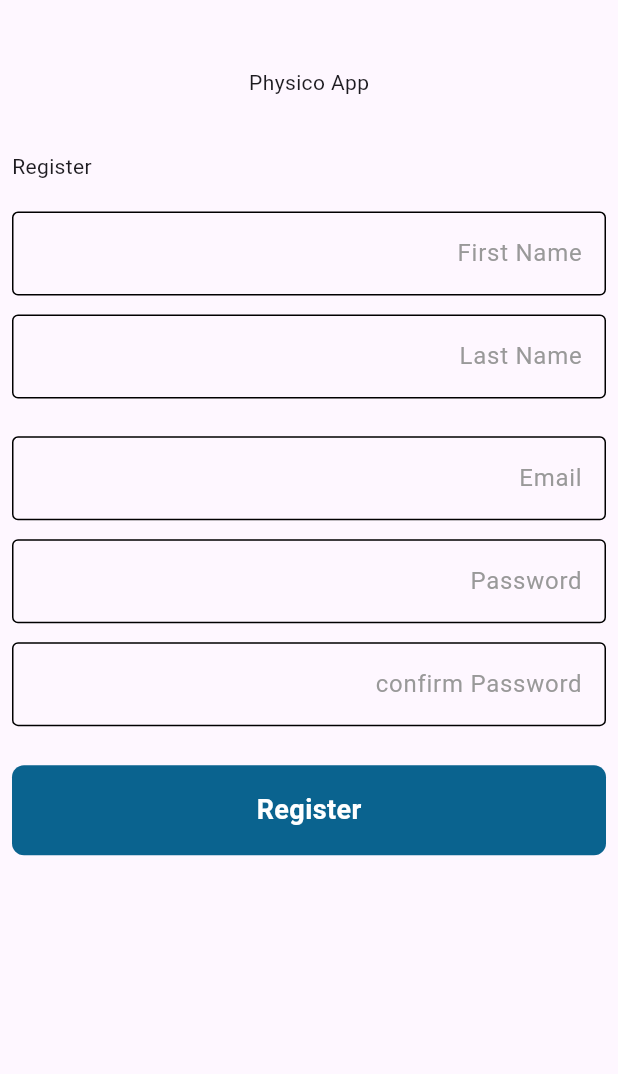
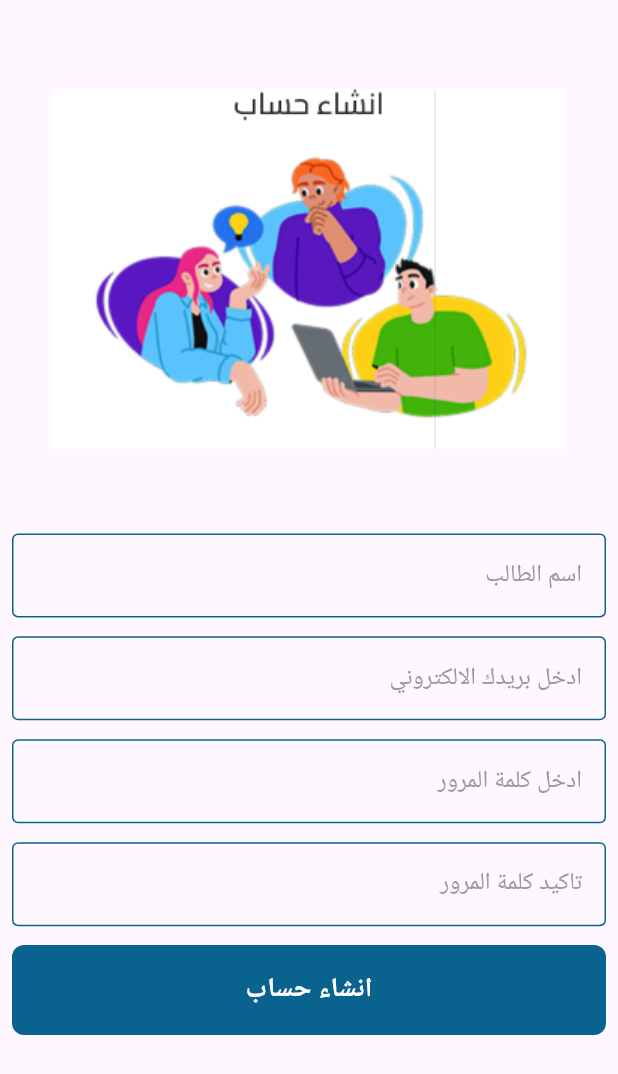
Before and after one commit to Ibrahim8545/Future_Coders, a Flutter app: the SignUpScreen screen opened by its route, on a phone screen of 412 x 824 dp. Shown: the top 1074 px of the screen. Run offline on Flutter 3.47's test engine with Material 3 defaults, Android fonts, the phone set to English and light mode, and no system bars; our stand-ins replace flutter_otp_text_field, flutter_screenutil.

Commit message:
finish sinup screen

```diff
--- a/lib/config/routes/route_generator.dart
+++ b/lib/config/routes/route_generator.dart
@@ -1,5 +1,7 @@
 import 'package:courseapp/config/routes/routes.dart';
+import 'package:courseapp/features/auth/prestation/screens/forget_passsword_screen.dart';
 import 'package:courseapp/features/auth/prestation/screens/login_screen.dart';
+import 'package:courseapp/features/auth/prestation/screens/otp_screen.dart';
 import 'package:courseapp/features/auth/prestation/screens/signup_screen.dart';
 import 'package:courseapp/features/main/main_layout.dart';
 import 'package:flutter/cupertino.dart';
@@ -14,6 +16,11 @@ class RouteGenerator {
         return MaterialPageRoute(builder: (_) => LoginPage());
       case Routes.signUp:
         return MaterialPageRoute(builder: (_) => SignUpScreen());
+      case Routes.forgetPassword:
+        return MaterialPageRoute(builder: (_) => ForgetPassword());
+      case Routes.otp:
+        return MaterialPageRoute(builder: (_) => OtpScreen());
+
       default:
         return unDefinedRoute();
     }
--- a/lib/config/routes/routes.dart
+++ b/lib/config/routes/routes.dart
@@ -2,4 +2,6 @@ class Routes {
   static const String mainRoute = "/main";
   static const String signIn = '/signIn';
   static const String signUp = '/signUp';
+  static const String otp = '/otp';
+  static const String forgetPassword = '/forgetPassword';
 }
--- a/lib/features/auth/prestation/screens/signup_screen.dart
+++ b/lib/features/auth/prestation/screens/signup_screen.dart
@@ -1,3 +1,4 @@
+import 'package:courseapp/config/routes/routes.dart';
 import 'package:courseapp/features/auth/prestation/widget/custom_buttom.dart';
 import 'package:courseapp/features/auth/prestation/widget/custom_textfield.dart';
 import 'package:flutter/material.dart';
@@ -5,7 +6,7 @@ import 'package:flutter_screenutil/flutter_screenutil.dart';
 
 class SignUpScreen extends StatelessWidget {
   SignUpScreen({super.key});
-  static const String routeName = 'SignUpPage';
+
   final TextEditingController firstNameController = TextEditingController();
   final TextEditingController lastNameController = TextEditingController();
   final TextEditingController emailController = TextEditingController();
@@ -23,63 +24,42 @@ class SignUpScreen extends StatelessWidget {
           key: formKey,
           child: ListView(
             children: [
-              SizedBox(height: 50.h),
-              Row(
-                mainAxisAlignment: MainAxisAlignment.center,
-                children: [
-                  Text(
-                    'Physico App',
-                  ),
-                ],
-              ),
-              SizedBox(height: 40.h),
-              Row(
-                children: [
-                  Text(
-                    'Register',
-                  ),
-                ],
-              ),
+              SizedBox(height: 45.h),
+              Image.asset('assets/images/reqqq.jpg'),
+              SizedBox(height: 20.h),
               const SizedBox(height: 20),
               CustomTextField(
                 controller: firstNameController,
-                hint: 'First Name',
+                hint: 'اسم الطالب',
                 text: 'First Name must be not empty',
               ),
               SizedBox(height: 14.h),
               CustomTextField(
-                controller: lastNameController,
-                hint: 'Last Name',
-                text: 'Last Name must be not empty',
-              ),
-              SizedBox(height: 14.h),
-              SizedBox(height: 14.h),
-              CustomTextField(
                 controller: emailController,
-                hint: 'Email',
+                hint: 'ادخل بريدك الالكتروني',
                 text: 'Email must be not empty',
               ),
               SizedBox(height: 14.h),
               CustomTextField(
                 controller: passwordController,
-                hint: 'Password',
+                hint: 'ادخل كلمة المرور',
                 text: 'Password must be not empty',
                 obscureText: false,
               ),
               SizedBox(height: 14.h),
               CustomTextField(
                 controller: confirmPasswordController,
-                hint: 'confirm Password',
+                hint: 'تاكيد كلمة المرور',
                 text: 'Password must be not empty',
                 obscureText: false,
               ),
               SizedBox(height: 14.h),
-              SizedBox(height: 15.h),
               CustomButton(
                 onTap: () {
-                  if (formKey.currentState!.validate()) {}
+                  Navigator.pushNamed(context, Routes.otp);
+                  // if (formKey.currentState!.validate()) {}
                 },
-                text: 'Register',
+                text: 'انشاء حساب',
               ),
               const SizedBox(height: 10),
             ],
--- a/lib/features/auth/prestation/widget/custom_textfield.dart
+++ b/lib/features/auth/prestation/widget/custom_textfield.dart
@@ -34,17 +34,17 @@ class CustomTextField extends StatelessWidget {
         labelStyle: const TextStyle(color: Color(0xff999999), fontSize: 16.0),
         border: const OutlineInputBorder(
           borderSide: BorderSide(
-            color: Colors.black,
+            color: Color(0xff0A638F),
           ),
         ),
         enabledBorder: const OutlineInputBorder(
           borderSide: BorderSide(
-            color: Colors.black,
+            color: Color(0xff0A638F),
           ),
         ),
         focusedBorder: const OutlineInputBorder(
           borderSide: BorderSide(
-            color: Colors.black,
+            color: Color(0xff0A638F),
           ),
         ),
       ),
--- a/lib/main.dart
+++ b/lib/main.dart
@@ -20,7 +20,7 @@ class CoursesApp extends StatelessWidget {
         locale: Locale('ar'),
         debugShowCheckedModeBanner: false,
         onGenerateRoute: RouteGenerator.getRoute,
-        initialRoute: Routes.mainRoute,
+        initialRoute: Routes.signIn,
       ),
     );
   }
--- a/pubspec.yaml
+++ b/pubspec.yaml
@@ -38,6 +38,7 @@ dependencies:
   # Use with the CupertinoIcons class for iOS style icons.
   cupertino_icons: ^1.0.8
   flutter_screenutil: ^5.9.3
+  flutter_otp_text_field: ^1.5.1+1
 
 dev_dependencies:
   flutter_test:
```
Also changed, not shown: lib/features/auth/prestation/screens/forget_passsword_screen.dart (added, +10 -0 lines), lib/features/auth/prestation/screens/login_screen.dart (+16 -8 lines), lib/features/auth/prestation/screens/otp_screen.dart (added, +33 -0 lines), assets/images/reqqq.jpg (added), pubspec.lock.
